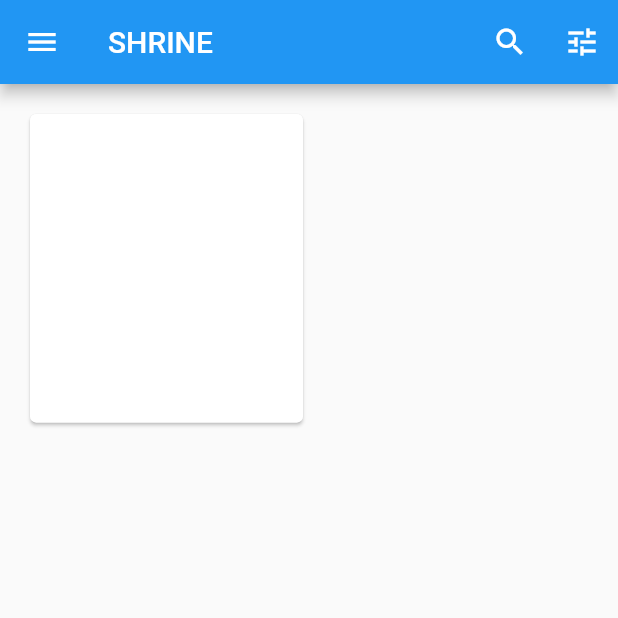
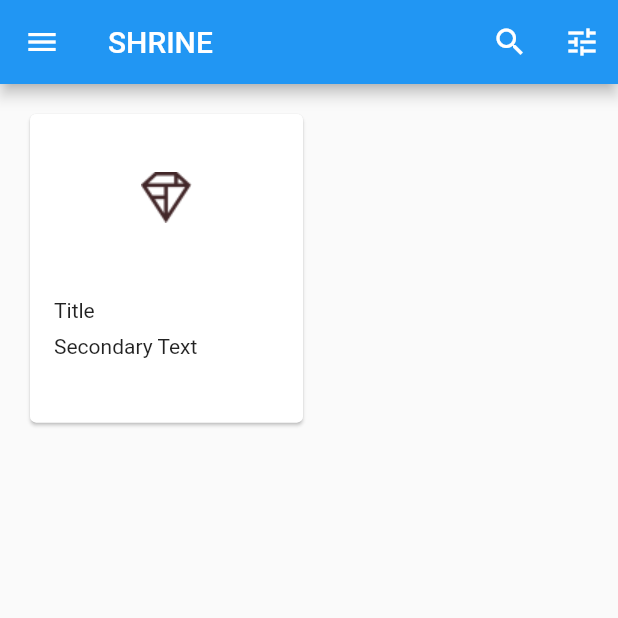
Before and after one commit to kaustavr19/ShrineApp_Material_Components_MDC_BasicsFlutter_GDpath, a Flutter app: the HomePage screen opened directly, on a phone screen of 412 x 824 dp, the top half of it. Run offline on Flutter 3.47's test engine with Material 2 defaults, Android fonts, the light colour scheme and no system bars.

Commit message:
MDC-102 content layouting done

```diff
--- a/lib/home.dart
+++ b/lib/home.dart
@@ -41,7 +41,31 @@ class HomePage extends StatelessWidget {
         padding: EdgeInsets.all(16.0),
         childAspectRatio: 8.0 / 9.0,
         children: <Widget>[
-          Card(),
+          Card(
+            clipBehavior: Clip.antiAlias,
+            child: Column(
+              crossAxisAlignment: CrossAxisAlignment.start,
+              children: <Widget>[
+                AspectRatio(
+                  aspectRatio: 18.0 / 11.0,
+                  child: Image.asset('assets/diamond.png'),
+                ),
+                Padding(
+                  padding: EdgeInsets.fromLTRB(16.0, 12.0, 16.0, 8.0),
+                  child: Column(
+                    crossAxisAlignment: CrossAxisAlignment.start,
+                    children: <Widget>[
+                      Text('Title'),
+                      SizedBox(
+                        height: 8.0,
+                      ),
+                      Text('Secondary Text'),
+                    ],
+                  ),
+                ),
+              ],
+            ),
+          ),
         ],
       ),
       resizeToAvoidBottomInset: false,
```
